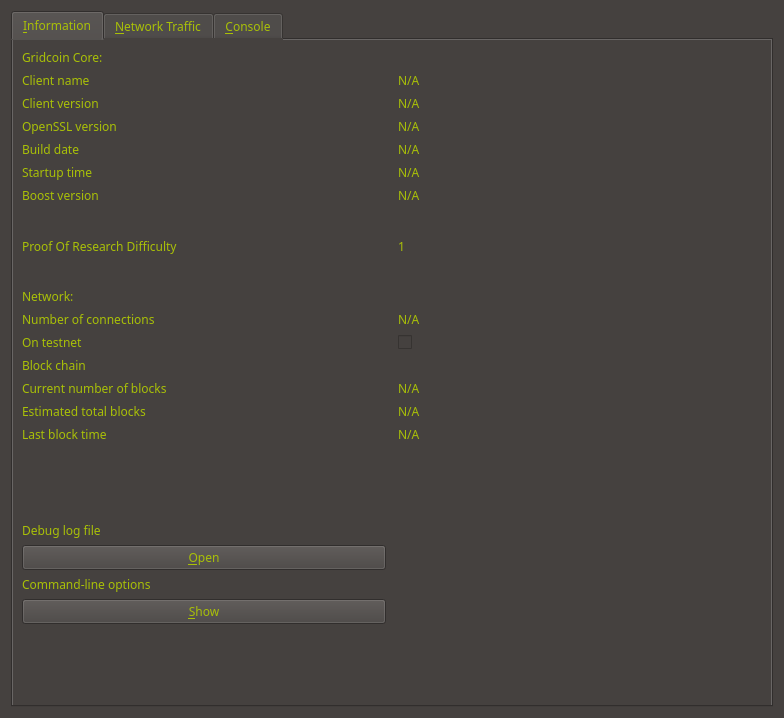
Qt form src/qt/forms/rpcconsole.ui (gridcoin-community/Gridcoin-Research) before a commit.
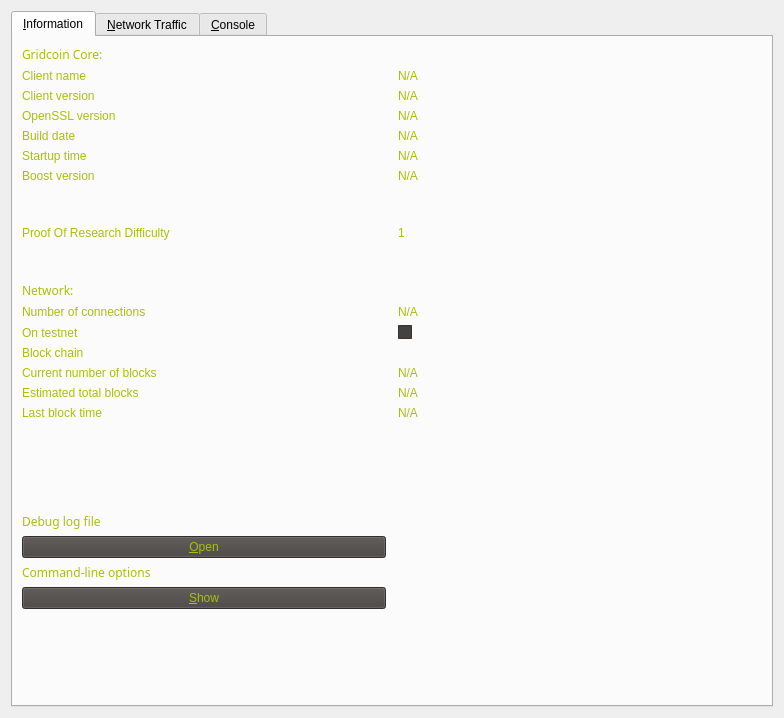
The same form after that commit. Icons and pictures are not drawn. Custom widgets are drawn as their Qt base class.

Commit message: Move more stylesheets to stylesheet.qss and change some colors

What changed in the file:
```diff
--- a/src/qt/forms/rpcconsole.ui
+++ b/src/qt/forms/rpcconsole.ui
@@ -16,18 +16,12 @@
   <property name="autoFillBackground">
    <bool>false</bool>
   </property>
-  <property name="styleSheet">
-   <string notr="true"> background:rgb(69,65,63);</string>
-  </property>
   <layout class="QVBoxLayout" name="verticalLayout_2">
    <item>
     <widget class="QTabWidget" name="tabWidget">
      <property name="autoFillBackground">
       <bool>false</bool>
      </property>
-     <property name="styleSheet">
-      <string notr="true">font-family:Century Gothic; background:rgb(69,65,63); color: rgb(169,192,7);font-size:14;</string>
-     </property>
      <property name="currentIndex">
       <number>0</number>
      </property>
@@ -617,9 +611,6 @@
          <property name="autoFillBackground">
           <bool>false</bool>
          </property>
-         <property name="styleSheet">
-          <string notr="true">color=white</string>
-         </property>
          <property name="text">
           <string>Gridcoin Core:</string>
          </property>
@@ -712,9 +703,6 @@
          <property name="autoFillBackground">
           <bool>false</bool>
          </property>
-         <property name="styleSheet">
-          <string notr="true">color=white</string>
-         </property>
          <property name="text">
           <string>Network:</string>
          </property>
```
Left out of the diff: 23 changed lines with no effect on the pictures. Lines whose indentation alone changed are shown as unchanged. The commit also changes 5 other files.
